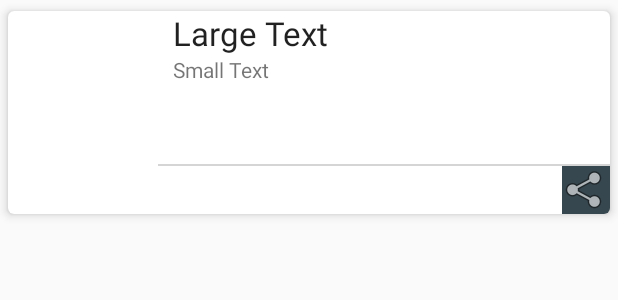
After one commit to Alink7/huertoencasa, an Android app: the layout planta_card.xml on its own in the app's theme, with its tools: preview values and no code run, on a phone screen of 412 x 824 dp. The commit adds this screen. Shown: the top 300 px of the screen. Run offline under Robolectric (Android 15) with nearby library versions, the phone set to English and light mode, and no system bars.

Commit message:
Lista de plantas

```diff
--- a/app/build.gradle
+++ b/app/build.gradle
@@ -25,4 +25,6 @@ dependencies {
     compile 'com.android.support:appcompat-v7:23.4.0'
     compile 'com.android.support:design:23.4.0'
     compile 'com.loopj.android:android-async-http:1.4.9'
+    compile 'com.android.support:cardview-v7:23.0.+'
+    compile 'com.android.support:recyclerview-v7:23.0.+'
 }
--- a/app/src/main/java/com/example/alink/huerto/PrincipalActivity.java
+++ b/app/src/main/java/com/example/alink/huerto/PrincipalActivity.java
@@ -95,7 +95,8 @@ public class PrincipalActivity extends AppCompatActivity
         } else if (id == R.id.nav_basico) {
 
         } else if (id == R.id.nav_lista) {
-
+            Intent intent = new Intent(this, ListaDePlantasActivity.class);
+            startActivity(intent);
         } else if (id == R.id.nav_crear) {
             Intent intent = new Intent(this, CrearCultivoActivity.class);
             startActivity(intent);
--- /dev/null
+++ b/app/src/main/res/layout/planta_card.xml
@@ -0,0 +1,57 @@
+<android.support.v7.widget.CardView xmlns:android="http://schemas.android.com/apk/res/android"
+    xmlns:card_view="http://schemas.android.com/apk/res-auto"
+    android:layout_width="match_parent"
+    android:layout_height="150dp"
+    card_view:cardCornerRadius="4dp"
+    card_view:cardElevation="4dp"
+    card_view:cardUseCompatPadding="true">
+
+    <RelativeLayout
+        android:layout_width="wrap_content"
+        android:layout_height="wrap_content">
+
+        <ImageView
+            android:id="@+id/imagen"
+            android:layout_width="100dp"
+            android:layout_height="150dp"
+            android:scaleType="centerCrop" />
+
+        <TextView
+            android:layout_width="wrap_content"
+            android:layout_height="wrap_content"
+            android:textAppearance="?android:attr/textAppearanceLarge"
+            android:text="Large Text"
+            android:id="@+id/textViewNombre"
+            android:layout_toRightOf="@+id/imagen"
+            android:layout_alignParentTop="true"
+            android:layout_marginLeft="10dp" />
+
+        <TextView
+            android:layout_width="wrap_content"
+            android:layout_height="wrap_content"
+            android:textAppearance="?android:attr/textAppearanceSmall"
+            android:text="Small Text"
+            android:id="@+id/textViewNombreCientifico"
+            android:layout_below="@+id/textViewNombre"
+            android:layout_alignLeft="@+id/textViewNombre" />
+        <View
+            android:layout_width="wrap_content"
+            android:layout_height="1dp"
+            android:background="#ffd5d5d5"
+            android:id="@+id/linea"
+            android:layout_above="@+id/compartir"
+            android:layout_toRightOf="@+id/imagen">
+
+        </View>
+
+        <ImageView
+            android:layout_width="wrap_content"
+            android:layout_height="wrap_content"
+            android:id="@+id/compartir"
+            android:layout_alignParentBottom="true"
+            android:layout_alignParentRight="true"
+            android:src="@android:drawable/ic_menu_share"
+            android:background="@color/material_blue_grey_800" />
+
+    </RelativeLayout>
+</android.support.v7.widget.CardView>
```
Also changed, not shown: app/src/main/java/com/example/alink/huerto/ListaDePlantasActivity.java (added, +87 -0 lines), app/src/main/java/com/example/alink/huerto/Planta.java (added, +41 -0 lines), app/src/main/java/com/example/alink/huerto/ReciclerViewAdapter.java (added, +62 -0 lines), app/src/main/res/layout/activity_lista_de_plantas.xml (added, +19 -0 lines).
